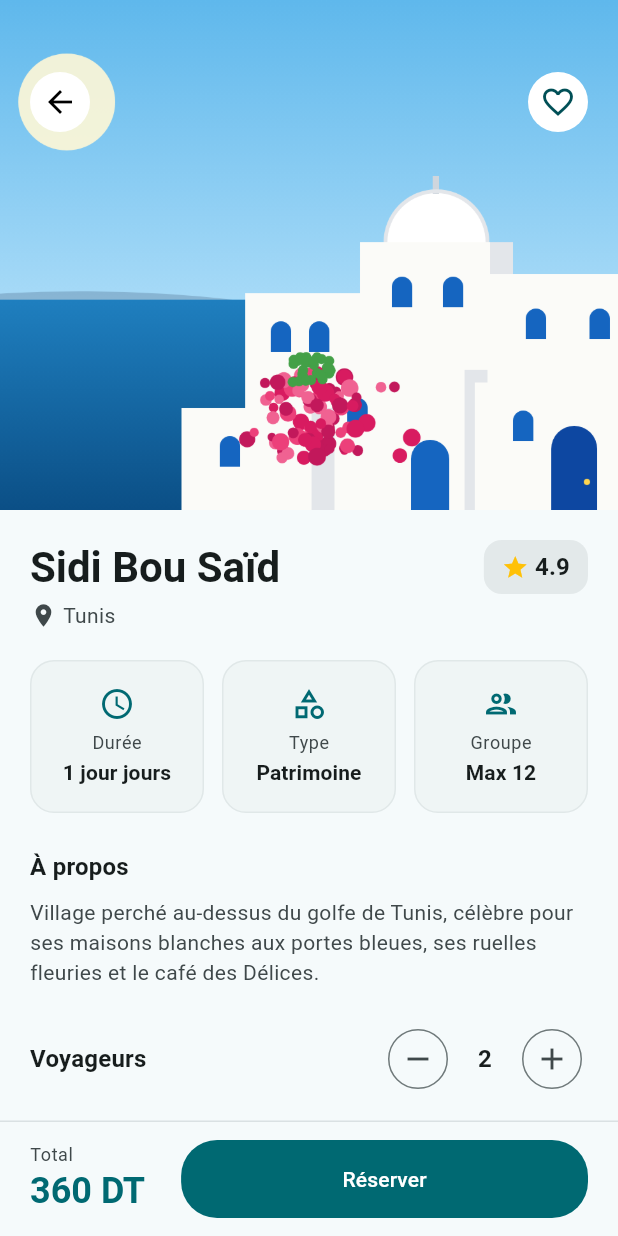
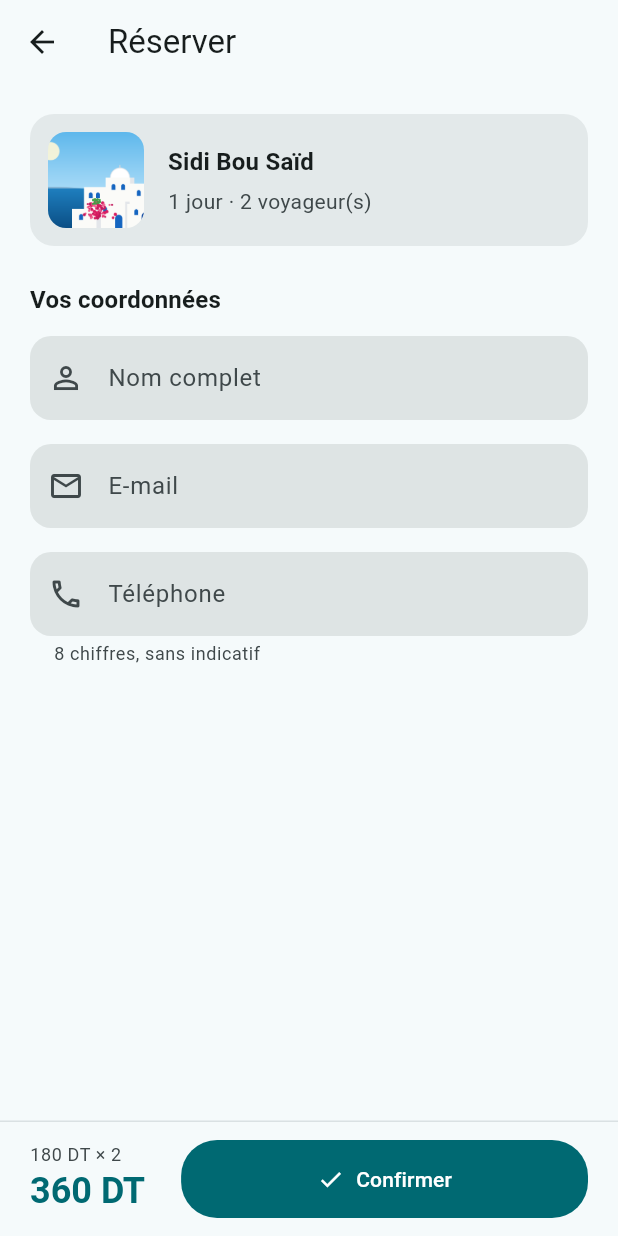
Before and after one commit to BahriniMoez/Rihla, a Flutter app: the DetailScreen screen opened directly with sample values from the repository, after a tap on "Réserver", on a phone screen of 412 x 824 dp. Run offline on Flutter 3.47's test engine with Material 3 defaults, Android fonts, the phone set to English and light mode, and no system bars.

Commit message:
feat(palier3): formulaire de réservation et validation

```diff
--- a/lib/screens/detail_screen.dart
+++ b/lib/screens/detail_screen.dart
@@ -1,6 +1,7 @@
 import 'package:flutter/material.dart';
 import '../models/destination.dart';
 import '../widgets/favorite_button.dart';
+import 'reservation_screen.dart';
 
 class DetailScreen extends StatefulWidget {
   final Destination destination;
@@ -269,7 +270,17 @@ class _DetailScreenState extends State<DetailScreen> {
               const SizedBox(width: 24),
               Expanded(
                 child: FilledButton(
-                  onPressed: () {},
+                  onPressed: () {
+                    Navigator.push(
+                      context,
+                      MaterialPageRoute(
+                        builder: (context) => ReservationScreen(
+                          destination: destination,
+                          voyageurs: _voyageurs,
+                        ),
+                      ),
+                    );
+                  },
                   style: FilledButton.styleFrom(
                     padding: const EdgeInsets.symmetric(vertical: 16),
                     shape: RoundedRectangleBorder(
--- /dev/null
+++ b/lib/screens/reservation_screen.dart
@@ -0,0 +1,242 @@
+import 'package:flutter/material.dart';
+import 'package:flutter/services.dart'; // pour inputFormatters
+
+import '../models/destination.dart';
+import '../models/reservation.dart';
+
+class ReservationScreen extends StatefulWidget {
+  final Destination destination;
+  final int voyageurs;
+
+  const ReservationScreen({
+    super.key,
+    required this.destination,
+    required this.voyageurs,
+  });
+
+  @override
+  State<ReservationScreen> createState() => _ReservationScreenState();
+}
+
+class _ReservationScreenState extends State<ReservationScreen> {
+  final _formKey = GlobalKey<FormState>();
+  final _nomCtrl = TextEditingController();
+  final _emailCtrl = TextEditingController();
+  final _telCtrl = TextEditingController();
+
+  @override
+  void dispose() {
+    _nomCtrl.dispose();
+    _emailCtrl.dispose();
+    _telCtrl.dispose();
+    super.dispose();
+  }
+
+  InputDecoration _deco(String label, IconData icone, {String? aide}) {
+    return InputDecoration(
+      labelText: label,
+      helperText: aide,
+      prefixIcon: Icon(icone),
+      filled: true,
+      border: OutlineInputBorder(
+        borderRadius: BorderRadius.circular(14),
+        borderSide: BorderSide.none,
+      ),
+    );
+  }
+
+  String? _validerNom(String? v) {
+    if (v == null || v.trim().isEmpty) return 'Indiquez votre nom';
+    if (v.trim().length < 3) return 'Au moins 3 caractères';
+    return null;
+  }
+
+  String? _validerEmail(String? v) {
+    // TODO 2 : vide -> "Indiquez votre e-mail"
+    if (v == null || v.trim().isEmpty) return 'Indiquez votre e-mail';
+    final emailRegex = RegExp(r'^[\w.+-]+@[\w-]+\.[\w.]+$');
+    if (!emailRegex.hasMatch(v.trim())) {
+      return 'E-mail invalide (ex. : nom@mail.tn)';
+    }
+    return null;
+  }
+
+  String? _validerTel(String? v) {
+    // TODO 3 : vide -> 'Indiquez votre téléphone'
+    if (v == null || v.trim().isEmpty) return 'Indiquez votre téléphone';
+    // longueur différente de 8 -> '8 chiffres attendus'
+    if (v.trim().length != 8) return '8 chiffres attendus';
+    return null;
+  }
+
+  void _valider() {
+    if (!_formKey.currentState!.validate()) return;
+    // Provisoire : sera remplacé au palier 5
+    ScaffoldMessenger.of(context).showSnackBar(
+      const SnackBar(content: Text('Formulaire valide')),
+    );
+  }
+
+  @override
+  Widget build(BuildContext context) {
+    final theme = Theme.of(context);
+    final cs = theme.colorScheme;
+    final total = widget.destination.prix * widget.voyageurs;
+
+    return Scaffold(
+      appBar: AppBar(title: const Text('Réserver')),
+      body: Form(
+        key: _formKey,
+        child: SingleChildScrollView(
+          padding: const EdgeInsets.all(20),
+          child: Column(
+            crossAxisAlignment: CrossAxisAlignment.stretch,
+            children: [
+              // TODO 4 : récapitulatif (image 64 x 64, nom, durée, voyageurs)
+              Container(
+                padding: const EdgeInsets.all(12),
+                decoration: BoxDecoration(
+                  color: cs.surfaceContainerHigh,
+                  borderRadius: BorderRadius.circular(16),
+                ),
+                child: Row(
+                  children: [
+                    ClipRRect(
+                      borderRadius: BorderRadius.circular(12),
+                      child: Image.asset(
+                        widget.destination.image,
+                        width: 64,
+                        height: 64,
+                        fit: BoxFit.cover,
+                      ),
+                    ),
+                    const SizedBox(width: 16),
+                    Expanded(
+                      child: Column(
+                        crossAxisAlignment: CrossAxisAlignment.start,
+                        children: [
+                          Text(
+                            widget.destination.nom,
+                            style: theme.textTheme.titleMedium?.copyWith(
+                              fontWeight: FontWeight.bold,
+                            ),
+                          ),
+                          const SizedBox(height: 4),
+                          Text(
+                            '${widget.destination.duree} · ${widget.voyageurs} voyageur(s)',
+                            style: theme.textTheme.bodyMedium?.copyWith(
+                              color: cs.onSurfaceVariant,
+                            ),
+                          ),
+                        ],
+                      ),
+                    ),
+                  ],
+                ),
+              ),
+
+              const SizedBox(height: 24),
+              Text(
+                'Vos coordonnées',
+                style: theme.textTheme.titleMedium?.copyWith(
+                  fontWeight: FontWeight.bold,
+                ),
+              ),
+              const SizedBox(height: 12),
+
+              TextFormField(
+                controller: _nomCtrl,
+                decoration: _deco('Nom complet', Icons.person_outline),
+                textCapitalization: TextCapitalization.words,
+                textInputAction: TextInputAction.next,
+                validator: _validerNom,
+              ),
+
+              const SizedBox(height: 16),
+
+              // TODO 5 : champ E-mail (clavier emailAddress)
+              TextFormField(
+                controller: _emailCtrl,
+                decoration: _deco('E-mail', Icons.email_outlined),
+                keyboardType: TextInputType.emailAddress,
+                textInputAction: TextInputAction.next,
+                validator: _validerEmail,
+              ),
+
+              const SizedBox(height: 16),
+
+              // TODO 6 : champ Téléphone (clavier phone, chiffres seulement, 8 maximum, texte d'aide '8 chiffres, sans indicatif')
+              TextFormField(
+                controller: _telCtrl,
+                decoration: _deco(
+                  'Téléphone',
+                  Icons.phone_outlined,
+                  aide: '8 chiffres, sans indicatif',
+                ),
+                keyboardType: TextInputType.phone,
+                textInputAction: TextInputAction.done,
+                inputFormatters: [
+                  FilteringTextInputFormatter.digitsOnly,
+                  LengthLimitingTextInputFormatter(8),
+                ],
+                validator: _validerTel,
+              ),
+            ],
+          ),
+        ),
+      ),
+
+      // TODO 7 : bottomNavigationBar avec un FilledButton.icon « Confirmer » qui appelle _valider
+      bottomNavigationBar: SafeArea(
+        child: Container(
+          padding: const EdgeInsets.symmetric(horizontal: 20, vertical: 12),
+          decoration: BoxDecoration(
+            color: theme.scaffoldBackgroundColor,
+            border: Border(
+              top: BorderSide(
+                color: cs.outlineVariant.withValues(alpha: 0.5),
+              ),
+            ),
+          ),
+          child: Row(
+            children: [
+              Column(
+                mainAxisSize: MainAxisSize.min,
+                crossAxisAlignment: CrossAxisAlignment.start,
+                children: [
+                  Text(
+                    '${widget.destination.prix} DT × ${widget.voyageurs}',
+                    style: theme.textTheme.bodySmall?.copyWith(
+                      color: cs.onSurfaceVariant,
+                    ),
+                  ),
+                  Text(
+                    '$total DT',
+                    style: theme.textTheme.headlineSmall?.copyWith(
+                      fontWeight: FontWeight.bold,
+                      color: cs.primary,
+                    ),
+                  ),
+                ],
+              ),
+              const SizedBox(width: 24),
+              Expanded(
+                child: FilledButton.icon(
+                  onPressed: _valider,
+                  icon: const Icon(Icons.check),
+                  label: const Text('Confirmer'),
+                  style: FilledButton.styleFrom(
+                    padding: const EdgeInsets.symmetric(vertical: 16),
+                    shape: RoundedRectangleBorder(
+                      borderRadius: BorderRadius.circular(24),
+                    ),
+                  ),
+                ),
+              ),
+            ],
+          ),
+        ),
+      ),
+    );
+  }
+}
```
Also changed, not shown: 3 other files.
